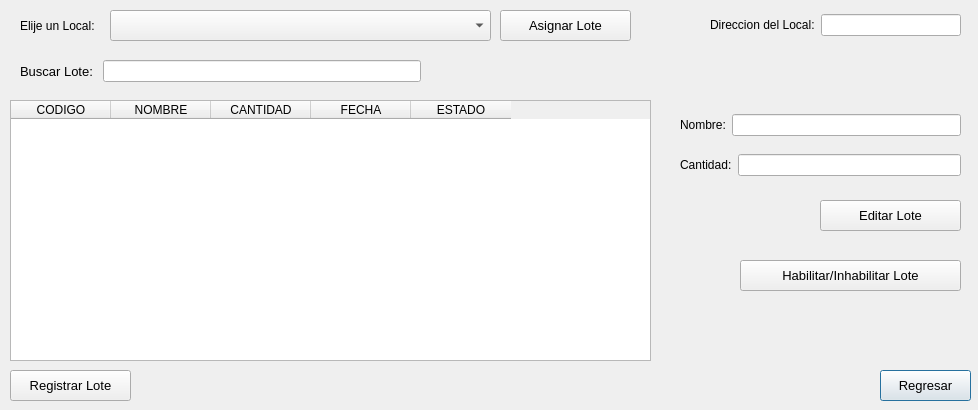
Before: the Qt Designer form PAF_GUI/PAF_GRAFICA/gui/gestionarlotegui.ui in JMOrbegoso/USS-2021-II-PP, drawn with Qt 5.
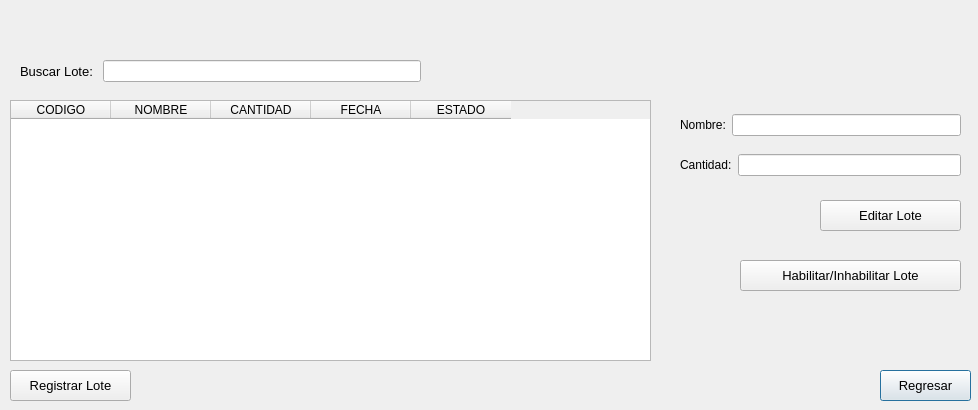
After: the same form once the commit is applied. Icons and pictures are not drawn.

What changed in the file:
```diff
--- a/PAF_GUI/PAF_GRAFICA/gui/gestionarlotegui.ui
+++ b/PAF_GUI/PAF_GRAFICA/gui/gestionarlotegui.ui
@@ -173,24 +173,6 @@
     </item>
    </layout>
   </widget>
-  <widget class="QPushButton" name="pushButton">
-   <property name="geometry">
-    <rect>
-     <x>500</x>
-     <y>10</y>
-     <width>131</width>
-     <height>31</height>
-    </rect>
-   </property>
-   <property name="font">
-    <font>
-     <pointsize>10</pointsize>
-    </font>
-   </property>
-   <property name="text">
-    <string>Asignar Lote</string>
-   </property>
-  </widget>
   <widget class="QWidget" name="layoutWidget">
    <property name="geometry">
     <rect>
@@ -213,58 +195,6 @@
     </item>
    </layout>
   </widget>
-  <widget class="QComboBox" name="elegirLocalCbox">
-   <property name="geometry">
-    <rect>
-     <x>110</x>
-     <y>10</y>
-     <width>381</width>
-     <height>31</height>
-    </rect>
-   </property>
-  </widget>
-  <widget class="QLabel" name="label_3">
-   <property name="geometry">
-    <rect>
-     <x>20</x>
-     <y>10</y>
-     <width>81</width>
-     <height>31</height>
-    </rect>
-   </property>
-   <property name="text">
-    <string>Elije un Local:</string>
-   </property>
-  </widget>
-  <widget class="QWidget" name="layoutWidget_2">
-   <property name="geometry">
-    <rect>
-     <x>710</x>
-     <y>10</y>
-     <width>251</width>
-     <height>31</height>
-    </rect>
-   </property>
-   <layout class="QGridLayout" name="gridLayout_3">
-    <item row="0" column="2">
-     <widget class="QLineEdit" name="direccionTxt">
-      <property name="enabled">
-       <bool>true</bool>
-      </property>
-      <property name="readOnly">
-       <bool>true</bool>
-      </property>
-     </widget>
-    </item>
-    <item row="0" column="1">
-     <widget class="QLabel" name="label_4">
-      <property name="text">
-       <string>Direccion del Local:</string>
-      </property>
-     </widget>
-    </item>
-   </layout>
-  </widget>
  </widget>
  <tabstops>
   <tabstop>elegirLocalCbox</tabstop>
```
Left out of the diff: 2 changed lines with no effect on the pictures.
